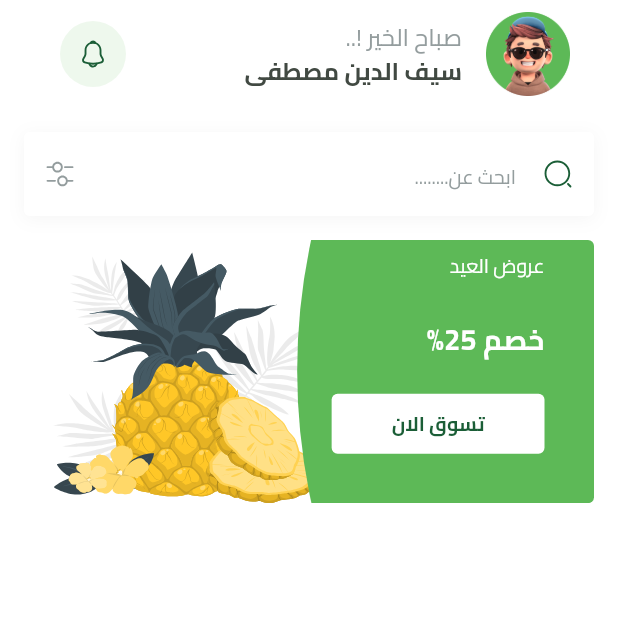
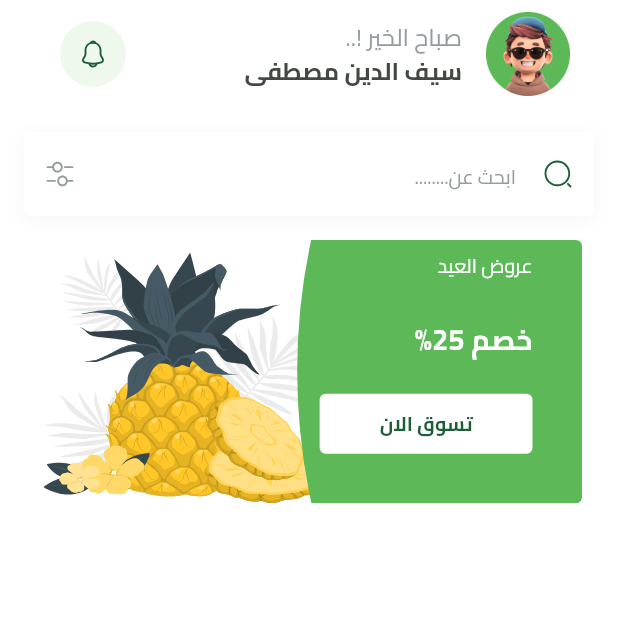
Before and after one commit to seifmoustafa/Fruit-Hub, a Flutter app: the HomeView screen opened by its route, on a phone screen of 412 x 824 dp, the top half of it. Run offline on Flutter 3.47's test engine with Material 3 defaults, Android fonts, the phone set to English and light mode, and no system bars; our stand-ins replace bloc, cloud_firestore, dartz, dots_indicator, firebase_auth, firebase_core and 9 more; missing offline and left inert: animated_snack_bar, flutter_facebook_auth; accounts and stored records are empty.

Commit message:
Replace FeaturedItem with FeaturedList in HomeViewBody; adjust item width for layout consistency

```diff
--- a/lib/features/home/presentation/views/widgets/featured_item.dart
+++ b/lib/features/home/presentation/views/widgets/featured_item.dart
@@ -10,7 +10,7 @@ class FeaturedItem extends StatelessWidget {
 
   @override
   Widget build(BuildContext context) {
-    var itemWidth = MediaQuery.sizeOf(context).width;
+    var itemWidth = MediaQuery.sizeOf(context).width - 32;
     return SizedBox(
       width: itemWidth,
       child: AspectRatio(
--- /dev/null
+++ b/lib/features/home/presentation/views/widgets/featured_list.dart
@@ -0,0 +1,21 @@
+import 'package:flutter/material.dart';
+import 'package:fruit_hub/features/home/presentation/views/widgets/featured_item.dart';
+
+class FeaturedList extends StatelessWidget {
+  const FeaturedList({super.key});
+
+  @override
+  Widget build(BuildContext context) {
+    return SingleChildScrollView(
+      physics: const BouncingScrollPhysics(),
+      scrollDirection: Axis.horizontal,
+      child: Row(
+        children: List.generate(4, (index) {
+          return const Padding(
+              padding: EdgeInsets.symmetric(horizontal: 8),
+              child: FeaturedItem());
+        }),
+      ),
+    );
+  }
+}
--- a/lib/features/home/presentation/views/widgets/home_view_body.dart
+++ b/lib/features/home/presentation/views/widgets/home_view_body.dart
@@ -2,6 +2,7 @@ import 'package:flutter/material.dart';
 import 'package:fruit_hub/constants.dart';
 import 'package:fruit_hub/core/widgets/search_text_field.dart';
 import 'package:fruit_hub/features/home/presentation/views/widgets/featured_item.dart';
+import 'package:fruit_hub/features/home/presentation/views/widgets/featured_list.dart';
 import 'package:fruit_hub/features/home/presentation/views/widgets/custom_home_app_bar.dart';
 
 class HomeViewBody extends StatelessWidget {
@@ -19,7 +20,7 @@ class HomeViewBody extends StatelessWidget {
               children: [
                 CustomHomeAppBar(),
                 SearchTextField(),
-                FeaturedItem(),
+                FeaturedList(),
               ],
             ),
           ),
```
